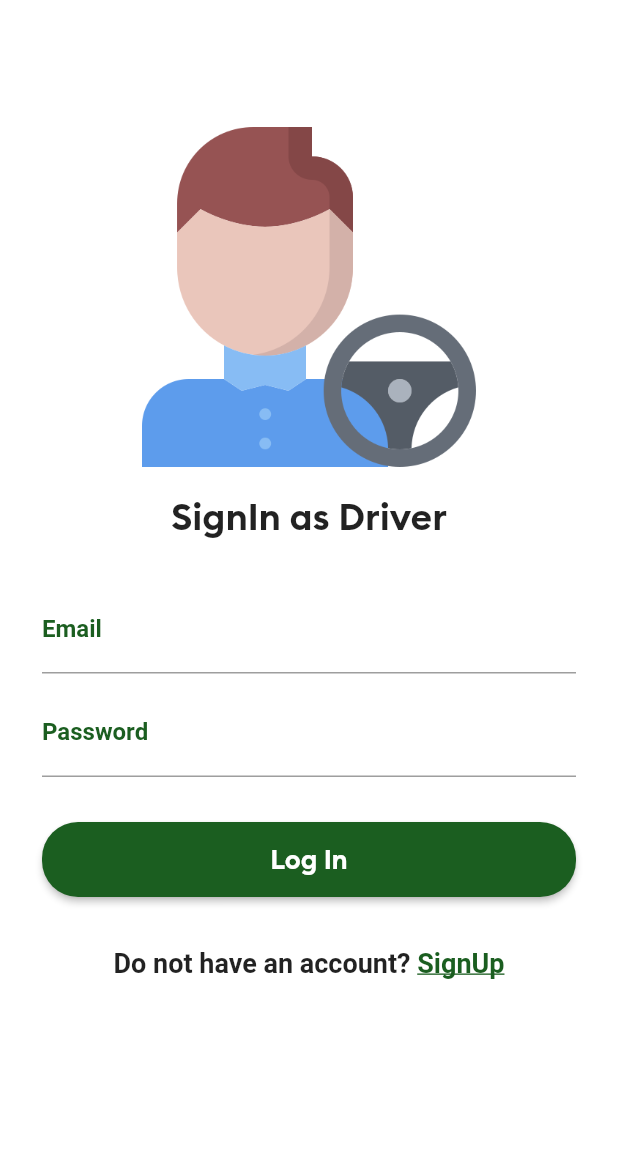
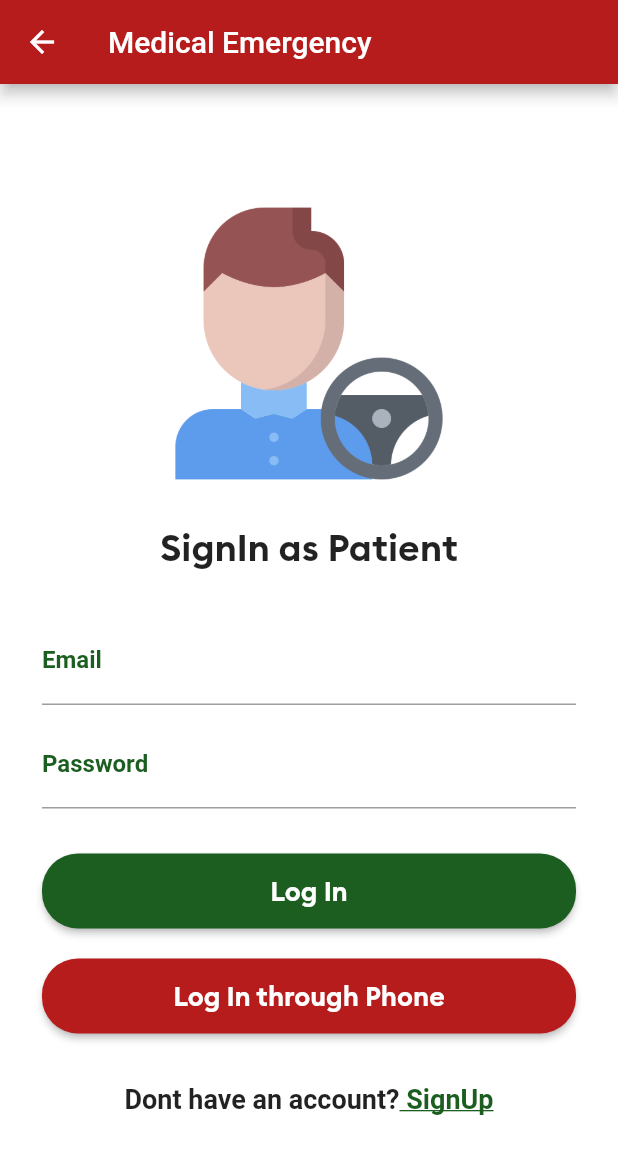
Before and after one commit to Nileesha17/MedicalEmergency, a Flutter app: the LoginDriverScreen screen opened directly, on a phone screen of 412 x 824 dp. Shown: the top 1154 px of the screen. Run offline on Flutter 3.47's test engine with Material 2 defaults, Android fonts, the phone set to English and light mode, and no system bars; our stand-ins replace firebase_auth, firebase_core, firebase_database, fluttertoast, font_awesome_flutter, geolocator and 3 more; missing offline and left inert: flutter_geofire, flutter_polyline_points; accounts and stored records are empty.

Commit message:
OTPDriver Screen - 08,June 2021

```diff
--- a/lib/DriverApp/Screens/loginScreen.dart
+++ b/lib/DriverApp/Screens/loginScreen.dart
@@ -5,6 +5,8 @@ import 'package:flutter/material.dart';
 import 'package:flutter/widgets.dart';
 import 'package:medicalemergency/DriverApp/Screens/mainScreen.dart';
 import 'package:medicalemergency/DriverApp/Screens/registrationScreen.dart';
+import 'package:medicalemergency/Screens/loginphoneScreen.dart';
+import 'package:medicalemergency/Screens/mainScreen.dart';
 import 'package:medicalemergency/Widgets/progressDialog.dart';
 import 'package:medicalemergency/configMap.dart';
 import 'package:medicalemergency/main.dart';
@@ -16,6 +18,10 @@ class LoginDriverScreen extends StatelessWidget {
   @override
   Widget build(BuildContext context) {
     return Scaffold(
+      appBar: AppBar(
+        title: Text('Medical Emergency'),
+        backgroundColor: Colors.red[900],
+      ),
       backgroundColor: Colors.white,
       body: SingleChildScrollView(
         child: Padding(
@@ -30,14 +36,14 @@ class LoginDriverScreen extends StatelessWidget {
                 image: AssetImage(
                   "images/driver.png",
                 ),
-                width: 250.0,
-                height: 250.0,
+                width: 200.0,
+                height: 200.0,
               ),
               SizedBox(
-                height: 5.0,
+                height: 20.0,
               ),
               Text(
-                'SignIn as Driver',
+                'SignIn as Patient',
                 style: TextStyle(fontSize: 25.0, fontFamily: "Brand-Bold"),
               ),
               SizedBox(
@@ -55,7 +61,8 @@ class LoginDriverScreen extends StatelessWidget {
                         labelStyle: TextStyle(
                             fontSize: 16.0,
                             fontWeight: FontWeight.bold,
-                       color: Colors.green[900] ),
+                            color: Colors.green[900]
+                        ),
                         hintStyle: TextStyle(
                           color: Colors.grey,
                           fontSize: 16.0,
@@ -115,10 +122,42 @@ class LoginDriverScreen extends StatelessWidget {
                       shape: new RoundedRectangleBorder(
                         borderRadius: new BorderRadius.circular(24.0),
                       ),
-                    )
-                  ],
+                    ),
+
+                    SizedBox(height: 20,),
+                    RaisedButton(
+                        onPressed: () {
+                          Navigator.push(
+                            context,
+                            MaterialPageRoute(
+                              builder: (context) => LoginPhoneScreen
+                                (),
+                            ),
+                          );
+
+                        },
+                        color: Colors.red[900],
+                        textColor: Colors.white,
+                        child: Container(
+                          height: 50.0,
+                          child: Center(
+                            child: Text(
+                              "Log In through Phone",
+                              style: TextStyle(
+                                fontSize: 18.0,
+                                fontFamily: "Brand-Bold",
                               ),
                             ),
+                          ),
+                        ),
+                        shape: new RoundedRectangleBorder(
+                          borderRadius: new BorderRadius.circular(24.0),
+                        )
+                    )  ],
+                ),
+              ),
+
+
               FlatButton(
                 onPressed: () {
                   Navigator.push(
@@ -137,7 +176,7 @@ class LoginDriverScreen extends StatelessWidget {
 
                       Align(
                           child: Text(
-                            "Do not have an account? ",
+                            "Dont have an account?",
                             style:
                             TextStyle(fontSize: 18.0, fontWeight: FontWeight.bold),
                           )
@@ -146,7 +185,7 @@ class LoginDriverScreen extends StatelessWidget {
 
                       Align(
                           child: Text(
-                            "SignUp",
+                            " SignUp",
                             style:
                             TextStyle(fontSize: 18.0,
                               fontWeight: FontWeight.bold,
@@ -160,7 +199,8 @@ class LoginDriverScreen extends StatelessWidget {
                     ],
                   ),
                 ),
-              ),
+
+              )
             ],
           ),
         ),
@@ -191,13 +231,12 @@ class LoginDriverScreen extends StatelessWidget {
         .user;
 
     if (firebaseUser != null) {
-      driverRef.child(firebaseUser.uid).once().then((DataSnapshot snap) {
+      userRef.child(firebaseUser.uid).once().then((DataSnapshot snap) {
         if (snap.value != null) {
-          currentFirrebaseuser = firebaseUser;
           Navigator.push(
             context,
             MaterialPageRoute(
-              builder: (context) => MainDriverScreen(),
+              builder: (context) => MainScreen(),
             ),
           );
           displayToastMessage("Login Successful", context);
```
Also changed, not shown: lib/Screens/otpScreen.dart (+7 -7 lines). Lines whose indentation alone changed are shown as unchanged.
